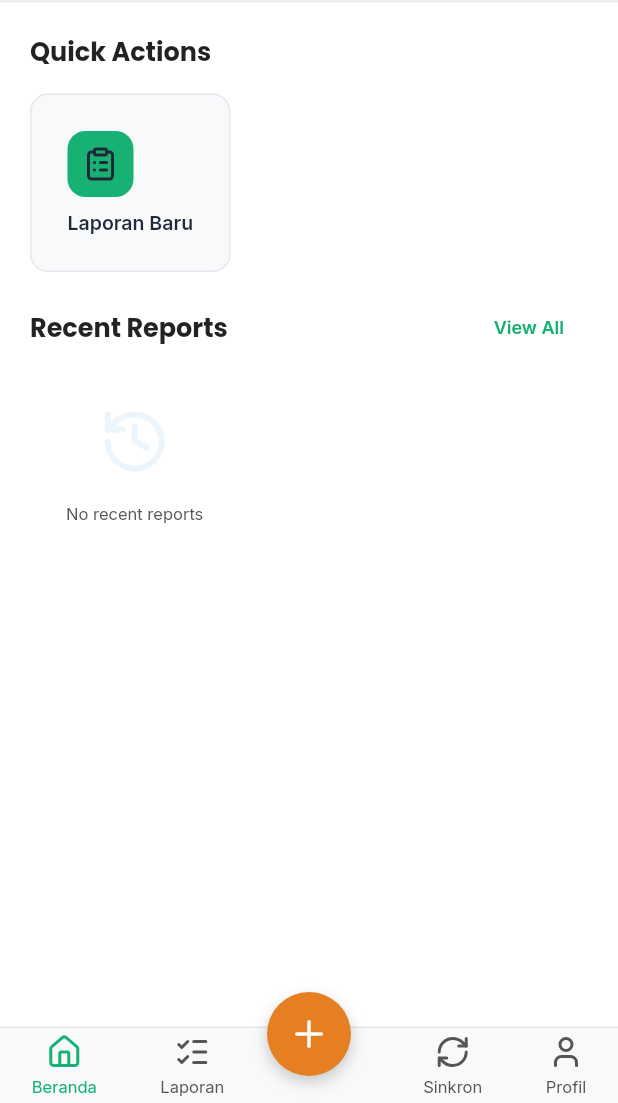
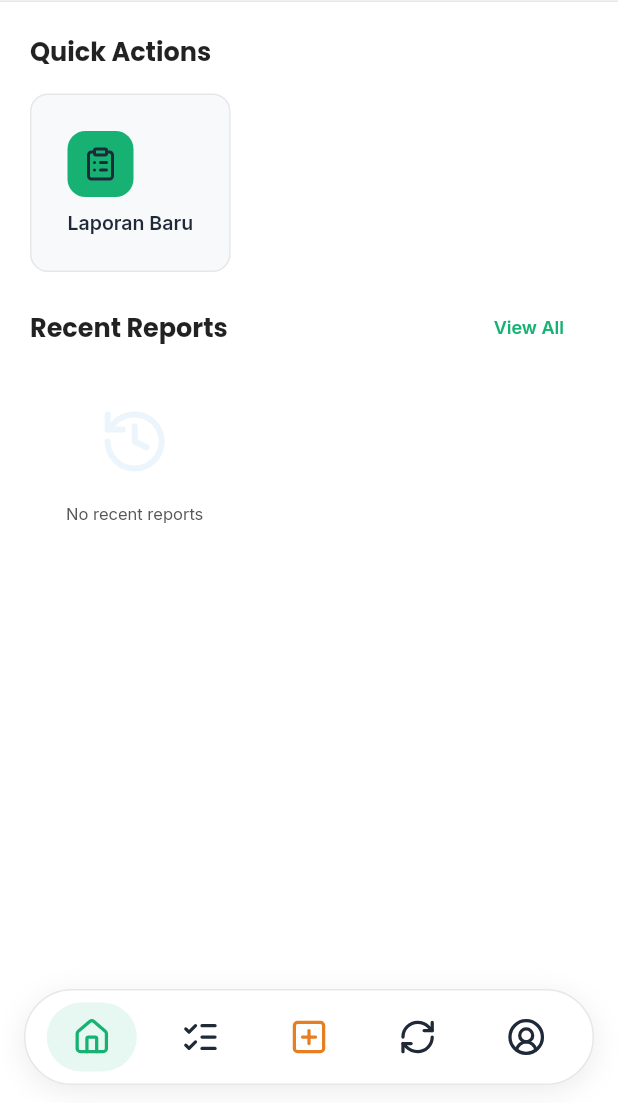
Before and after one commit to henrisaragi/sehatsatli-v4-mobile, a Flutter app: the DashboardWidget screen opened by its route, on a phone screen of 412 x 824 dp, the part 133-1236 px from its top. Run offline on Flutter 3.47's test engine with Material 3 defaults, Android fonts, the phone set to English and light mode, and no system bars; our stand-ins replace auto_size_text, cached_network_image, cloud_firestore, connectivity_plus, firebase_core, flutter_image_compress and 14 more; missing offline and left inert: json_path; accounts and stored records are empty.

Commit message:
Restyle bottom nav as floating pill and scope Laporan list to user's entitas
Laporan tab now shows only server reports from the user's entitas
(GET laporan/entitas); unsent local reports move to a 'Belum Terkirim' tab.

Co-Authored-By: Claude Opus 5.5 <noreply@anthropic.com>

```diff
--- a/lib/components/main_bottom_nav/main_bottom_nav_widget.dart
+++ b/lib/components/main_bottom_nav/main_bottom_nav_widget.dart
@@ -1,15 +1,16 @@
 import 'package:flutter/material.dart';
 import 'package:lucide_icons_flutter/lucide_icons.dart';
 
-import '/components/nav_item/nav_item_widget.dart';
 import '/flutter_flow/flutter_flow_theme.dart';
 import '/flutter_flow/flutter_flow_util.dart';
 import '/index.dart';
 
 /// The 4 tabs — Beranda/Laporan/Sinkron/Profil. "Buat Laporan" is a
-/// separate flow reached via the FAB, not a tab.
+/// separate flow (pushed), shown as the middle button, not a tab.
 enum MainTab { beranda, laporan, sinkron, profil }
 
+/// Floating pill bottom bar (Instagram-style): icons only, the active tab
+/// sits on a soft pill.
 class MainBottomNavWidget extends StatelessWidget {
   const MainBottomNavWidget({super.key, required this.currentTab});
 
@@ -35,101 +36,105 @@ class MainBottomNavWidget extends StatelessWidget {
 
   @override
   Widget build(BuildContext context) {
-    return Container(
+    final theme = FlutterFlowTheme.of(context);
+
+    Widget tab(MainTab tab, IconData icon, String label) => _NavButton(
+          icon: icon,
+          label: label,
+          selected: currentTab == tab,
+          onTap: () => _goTo(context, tab),
+        );
+
+    return SafeArea(
+      top: false,
+      minimum: const EdgeInsets.only(bottom: 8.0),
+      child: Padding(
+        padding: const EdgeInsets.fromLTRB(16.0, 4.0, 16.0, 4.0),
+        child: Container(
+          height: 64.0,
+          padding: const EdgeInsets.symmetric(horizontal: 8.0),
           decoration: BoxDecoration(
-        color: FlutterFlowTheme.of(context).secondaryBackground,
-        border: Border(
-            top: BorderSide(color: FlutterFlowTheme.of(context).alternate)),
-      ),
-      child: SafeArea(
-        top: false,
-        child: Stack(
-          alignment: Alignment.topCenter,
-          clipBehavior: Clip.none,
-          children: [
-            Row(
-              mainAxisAlignment: MainAxisAlignment.spaceAround,
-              children: [
-                NavItemWidget(
-                  label: 'Beranda',
-                  icon: Icon(
-                    LucideIcons.house,
-                    color: currentTab == MainTab.beranda
-                        ? FlutterFlowTheme.of(context).primary
-                        : FlutterFlowTheme.of(context).secondaryText,
-                  ),
-                  selected: currentTab == MainTab.beranda,
-                  onTap: () => _goTo(context, MainTab.beranda),
-                ),
-                NavItemWidget(
-                  label: 'Laporan',
-                  icon: Icon(
-                    LucideIcons.listChecks,
-                    color: currentTab == MainTab.laporan
-                        ? FlutterFlowTheme.of(context).primary
-                        : FlutterFlowTheme.of(context).secondaryText,
-                  ),
-                  selected: currentTab == MainTab.laporan,
-                  onTap: () => _goTo(context, MainTab.laporan),
-                ),
-                // Spacer for the FAB notch.
-                SizedBox(width: 64.0),
-                NavItemWidget(
-                  label: 'Sinkron',
-                  icon: Icon(
-                    LucideIcons.refreshCw,
-                    color: currentTab == MainTab.sinkron
-                        ? FlutterFlowTheme.of(context).primary
-                        : FlutterFlowTheme.of(context).secondaryText,
-                  ),
-                  selected: currentTab == MainTab.sinkron,
-                  onTap: () => _goTo(context, MainTab.sinkron),
-                ),
-                NavItemWidget(
-                  label: 'Profil',
-                  icon: Icon(
-                    LucideIcons.user,
-                    color: currentTab == MainTab.profil
-                        ? FlutterFlowTheme.of(context).primary
-                        : FlutterFlowTheme.of(context).secondaryText,
-                  ),
-                  selected: currentTab == MainTab.profil,
-                  onTap: () => _goTo(context, MainTab.profil),
+            color: theme.primaryBackground,
+            borderRadius: BorderRadius.circular(999.0),
+            border: Border.all(color: theme.alternate),
+            boxShadow: [
+              BoxShadow(
+                color: Colors.black.withAlpha(20),
+                blurRadius: 16.0,
+                offset: const Offset(0, 4),
               ),
             ],
           ),
-            Positioned(
-              top: -24.0,
-              child: InkWell(
-                borderRadius: BorderRadius.circular(9999.0),
-                onTap: () =>
-                    context.pushNamed(QuickReportWidget.routeName),
-                child: Container(
-                  width: 56.0,
-                  height: 56.0,
-                  decoration: BoxDecoration(
-                    color: FlutterFlowTheme.of(context).secondary,
-                    shape: BoxShape.circle,
-                    boxShadow: [
-                      BoxShadow(
-                        color: Colors.black.withAlpha(51),
-                        blurRadius: 8.0,
-                        offset: Offset(0, 4),
+          child: Row(
+            children: [
+              tab(MainTab.beranda, LucideIcons.house, 'Beranda'),
+              tab(MainTab.laporan, LucideIcons.listChecks, 'Laporan'),
+              _NavButton(
+                icon: LucideIcons.squarePlus,
+                label: 'Buat Laporan',
+                selected: false,
+                color: theme.secondary,
+                onTap: () => context.pushNamed(QuickReportWidget.routeName),
               ),
+              tab(MainTab.sinkron, LucideIcons.refreshCw, 'Sinkron'),
+              tab(MainTab.profil, LucideIcons.circleUserRound, 'Profil'),
             ],
           ),
-                  alignment: Alignment.center,
-                  child: Icon(
-                    LucideIcons.plus,
-                    color: FlutterFlowTheme.of(context).onSecondary,
-                    size: 28.0,
-                  ),
-                ),
-              ),
-            ),
-          ],
         ),
       ),
     );
   }
 }
+
+class _NavButton extends StatelessWidget {
+  const _NavButton({
+    required this.icon,
+    required this.label,
+    required this.selected,
+    required this.onTap,
+    this.color,
+  });
+
+  final IconData icon;
+  final String label;
+  final bool selected;
+  final VoidCallback onTap;
+  final Color? color;
+
+  @override
+  Widget build(BuildContext context) {
+    final theme = FlutterFlowTheme.of(context);
+    return Expanded(
+      child: Semantics(
+        button: true,
+        selected: selected,
+        label: label,
+        child: Tooltip(
+          message: label,
+          child: InkWell(
+            onTap: onTap,
+            customBorder: const StadiumBorder(),
+            child: Center(
+              child: AnimatedContainer(
+                duration: const Duration(milliseconds: 200),
+                curve: Curves.easeOut,
+                width: 60.0,
+                height: 46.0,
+                decoration: BoxDecoration(
+                  color: selected ? theme.accent1 : Colors.transparent,
+                  borderRadius: BorderRadius.circular(999.0),
+                ),
+                child: Icon(
+                  icon,
+                  size: 26.0,
+                  color: color ??
+                      (selected ? theme.primary : theme.primaryText),
+                ),
+              ),
+            ),
+          ),
+        ),
+      ),
+    );
+  }
+}
--- a/lib/core/constants/api_endpoints.dart
+++ b/lib/core/constants/api_endpoints.dart
@@ -39,6 +39,7 @@ abstract class ApiEndpoints {
   static const String laporanPlaceholder = '{laporan}';
   static const String laporan = 'laporan';
   static const String laporanSaya = 'laporan/saya';
+  static const String laporanEntitas = 'laporan/entitas';
   static String laporanDetail(String id) => 'laporan/$id';
   static const String laporanInvestigasi = 'laporan/{laporan}/investigasi';
   static const String laporanVerifikasiDokter = 'laporan/{laporan}/verifikasi-dokter';
--- a/lib/data/repositories/report_repository.dart
+++ b/lib/data/repositories/report_repository.dart
@@ -18,6 +18,9 @@ class ReportSubmitResult {
   final ReportSubmitStatus status;
   final String? message;
 }
+
+/// Which server report list to fetch.
+enum ReportListScope { mine, entitas }
 
 class ReportListResult {
   ReportListResult({required this.reports, required this.hasMore, this.errorMessage});
@@ -150,16 +153,20 @@ class ReportRepository {
     return clientId;
   }
 
-  /// `GET laporan` (all) or `GET laporan/saya` (mine), 25 per page. Network
+  /// `GET laporan/saya` (mine) or `GET laporan/entitas` (everyone in the
+  /// user's entitas), 25 per page. Network
   /// failures propagate as [ApiNetworkException].
   Future<ReportListResult> fetchReports({
     required int page,
     required String token,
-    bool mine = false,
+    required ReportListScope scope,
   }) async {
     final response = await _apiClient.request(
       'GET',
-      mine ? ApiEndpoints.laporanSaya : ApiEndpoints.laporan,
+      switch (scope) {
+        ReportListScope.mine => ApiEndpoints.laporanSaya,
+        ReportListScope.entitas => ApiEndpoints.laporanEntitas,
+      },
       query: {'page': page, 'per_page': 25},
       token: token,
     );
--- a/lib/pages/dashboard/dashboard_widget.dart
+++ b/lib/pages/dashboard/dashboard_widget.dart
@@ -74,7 +74,7 @@ class _DashboardWidgetState extends State<DashboardWidget> {
         final result = await ReportRepository().fetchReports(
           page: 1,
           token: token,
-          mine: true,
+          scope: ReportListScope.mine,
         );
         _serverReports = result.reports;
       } on ApiNetworkException {
```
Also changed, not shown: lib/pages/report_history/report_history_widget.dart (+89 -83 lines). Lines whose indentation alone changed are shown as unchanged.
